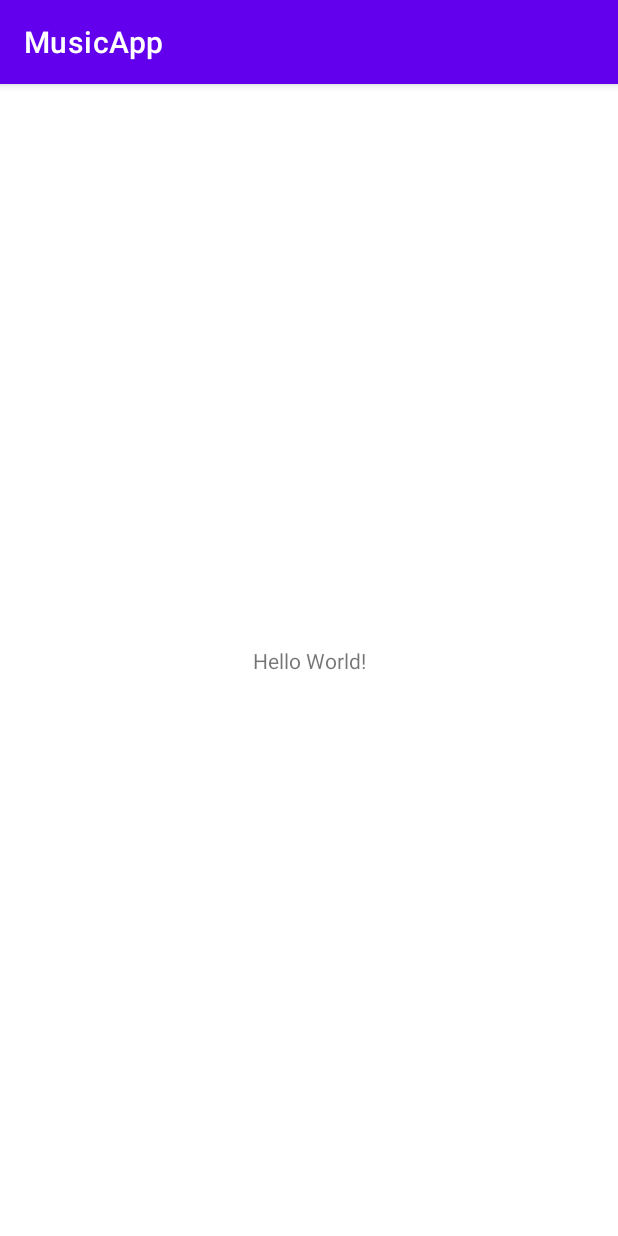
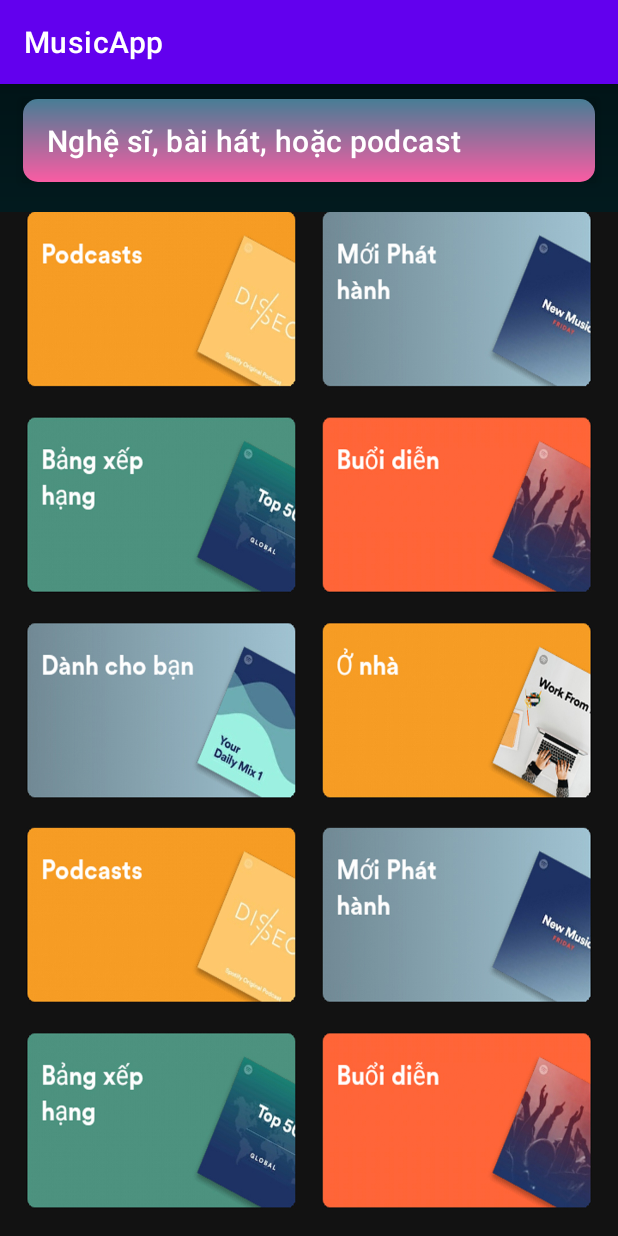
Before and after one commit to Nguyenquocthanh268/Android---Music-App, an Android app: the screen it shows after launch (MainActivity), on a phone screen of 412 x 824 dp. Run offline under Robolectric (Android 15) with nearby library versions, the light colour scheme and no system bars.

Commit message:
done UI search

```diff
--- a/app/src/main/java/com/example/musicapp/MainActivity.java
+++ b/app/src/main/java/com/example/musicapp/MainActivity.java
@@ -1,14 +1,34 @@
 package com.example.musicapp;
 
 import androidx.appcompat.app.AppCompatActivity;
+import androidx.viewpager.widget.ViewPager;
 
 import android.os.Bundle;
 
+import com.example.musicapp.Adapter.MainViewPagerAdapter;
+import com.example.musicapp.Fragment.Fragment_Search;
+import com.google.android.material.tabs.TabLayout;
+
 public class MainActivity extends AppCompatActivity {
-
+    private TabLayout tabLayout;
+    private ViewPager viewPager;
     @Override
     protected void onCreate(Bundle savedInstanceState) {
         super.onCreate(savedInstanceState);
-        setContentView(R.layout.activity_main);
+        setContentView(R.layout.fragment_search);
+    }
+    private void init() {
+        MainViewPagerAdapter mainViewPagerAdapter = new MainViewPagerAdapter(getSupportFragmentManager());
+        mainViewPagerAdapter.addFragment(new Fragment_Search(), "");
+
+        viewPager.setAdapter(mainViewPagerAdapter);
+        tabLayout.setupWithViewPager(viewPager);
+
+        tabLayout.getTabAt(1).setIcon(R.drawable.icontimkiem);
+
+    }
+    private void AnhXa() {
+        tabLayout = findViewById(R.id.myTabLayout);
+        viewPager = findViewById(R.id.myViewPager);
     }
 }
--- /dev/null
+++ b/app/src/main/res/drawable/baseline_search_24.xml
@@ -0,0 +1,5 @@
+<vector android:height="24dp" android:tint="#000000"
+    android:viewportHeight="24" android:viewportWidth="24"
+    android:width="24dp" xmlns:android="http://schemas.android.com/apk/res/android">
+    <path android:fillColor="@android:color/white" android:pathData="M15.5,14h-0.79l-0.28,-0.27C15.41,12.59 16,11.11 16,9.5 16,5.91 13.09,3 9.5,3S3,5.91 3,9.5 5.91,16 9.5,16c1.61,0 3.09,-0.59 4.23,-1.57l0.27,0.28v0.79l5,4.99L20.49,19l-4.99,-5zM9.5,14C7.01,14 5,11.99 5,9.5S7.01,5 9.5,5 14,7.01 14,9.5 11.99,14 9.5,14z"/>
+</vector>
--- /dev/null
+++ b/app/src/main/res/drawable/bgr_bar.xml
@@ -0,0 +1,7 @@
+<?xml version="1.0" encoding="utf-8"?>
+<shape xmlns:android="http://schemas.android.com/apk/res/android">
+    <corners android:radius="10dp"/>
+    <gradient android:startColor="#477D95" android:angle="270"
+        android:endColor="#FA5CA3"/>
+
+</shape>
--- /dev/null
+++ b/app/src/main/res/drawable/bgr_search.xml
@@ -0,0 +1,7 @@
+<?xml version="1.0" encoding="utf-8"?>
+<shape xmlns:android="http://schemas.android.com/apk/res/android">
+    <gradient
+        android:angle="270"
+        android:startColor="#011417"
+        android:endColor="#0A4C57"/>
+</shape>
--- /dev/null
+++ b/app/src/main/res/layout/fragment_search.xml
@@ -0,0 +1,49 @@
+<?xml version="1.0" encoding="utf-8"?>
+<RelativeLayout
+    xmlns:android="http://schemas.android.com/apk/res/android"
+    xmlns:app="http://schemas.android.com/apk/res-auto"
+    android:layout_width="match_parent"
+    android:layout_height="match_parent"
+    android:background="@drawable/bgr_search"
+    >
+
+    <com.google.android.material.appbar.AppBarLayout
+        android:background="@drawable/bgr_bar"
+        android:id="@+id/appbarlayouttimkiem"
+        android:layout_width="match_parent"
+        android:layout_marginTop="10dp"
+        android:layout_marginLeft="15dp"
+        android:layout_marginRight="15dp"
+        android:layout_height="55dp">
+
+        <androidx.appcompat.widget.Toolbar
+            android:id="@+id/toilbartimkiem"
+            android:layout_width="match_parent"
+            android:layout_height="?attr/actionBarSize"
+            android:gravity="center_horizontal"
+            app:titleTextColor="#FFF"
+            app:title="Nghệ sĩ, bài hát, hoặc podcast"
+            android:minHeight="?attr/actionBarSize"
+            android:theme="?attr/actionBarTheme"
+            app:collapseIcon="?attr/actionModeCloseDrawable" />
+    </com.google.android.material.appbar.AppBarLayout>
+
+    <androidx.recyclerview.widget.RecyclerView
+        android:id="@+id/recyclerviewtimkiem"
+        android:background="@drawable/bgrtimkiem"
+        android:layout_width="match_parent"
+        android:layout_height="match_parent"
+        android:layout_below="@+id/appbarlayouttimkiem"
+        android:layout_marginTop="20dp" />
+
+    <TextView
+        android:visibility="gone"
+        android:textColor="#FFF"
+        android:gravity="center"
+        android:text="Khônng tìm thấy bài hát này "
+        android:textSize="27sp"
+        android:id="@+id/textviewtimkiemnull"
+        android:layout_width="match_parent"
+        android:layout_height="match_parent"/>
+
+</RelativeLayout>
```
Also changed, not shown: app/src/main/java/com/example/musicapp/Adapter/MainViewPagerAdapter.java (added, +36 -0 lines), app/src/main/java/com/example/musicapp/Fragment/Fragment_Search.java (added, +108 -0 lines), app/src/main/res/drawable/bgr_maintab.xml (added, +7 -0 lines), app/src/main/res/layout/activity_home.xml (added, +36 -0 lines), app/src/main/res/layout/item_search.xml (added, +67 -0 lines), app/src/main/res/layout/item_search_library.xml (added, +66 -0 lines), app/src/main/res/menu/menu_search.xml (added, +9 -0 lines), app/src/main/res/drawable/bgrtimkiem.jpg (added), app/src/main/res/drawable/iconlove.png (added), app/src/main/res/drawable/iconloved.png (added), app/src/main/res/drawable/icontimkiem.png (added), app/src/main/res/drawable/plus_24px.png (added).
